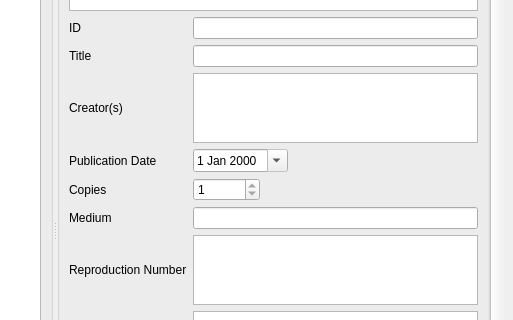
The window that photographinfo.ui (textbrowser/biblioteq) describes before a commit, drawn with Qt 5; both pictures show x 617 to 1130 and y 227 to 547 of the 1130 by 924 pixel window.
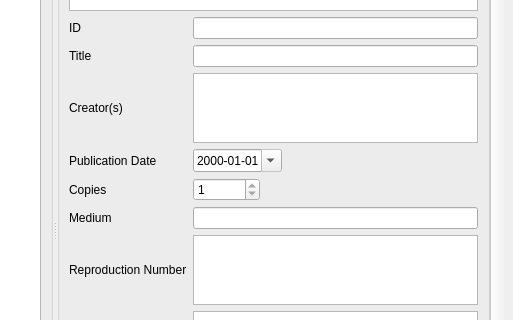
The same window after the commit. Icons and pictures are not drawn. Custom widgets are drawn as their Qt base class.

```diff
--- a/photographinfo.ui
+++ b/photographinfo.ui
@@ -32,8 +32,8 @@
         <rect>
          <x>0</x>
          <y>0</y>
-         <width>1096</width>
-         <height>977</height>
+         <width>1094</width>
+         <height>1013</height>
         </rect>
        </property>
        <layout class="QVBoxLayout" name="verticalLayout_2">
@@ -288,6 +288,9 @@
                   <property name="readOnly">
                    <bool>true</bool>
                   </property>
+                  <property name="displayFormat">
+                   <string>yyyy-MM-dd</string>
+                  </property>
                   <property name="calendarPopup">
                    <bool>true</bool>
                   </property>
```
